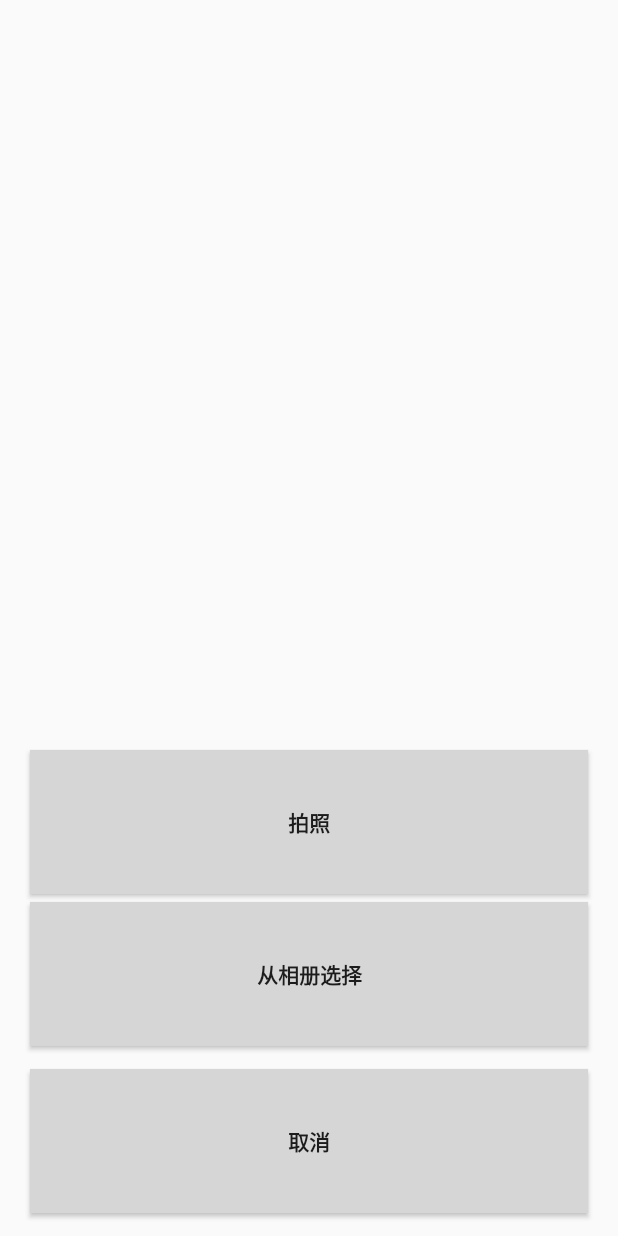
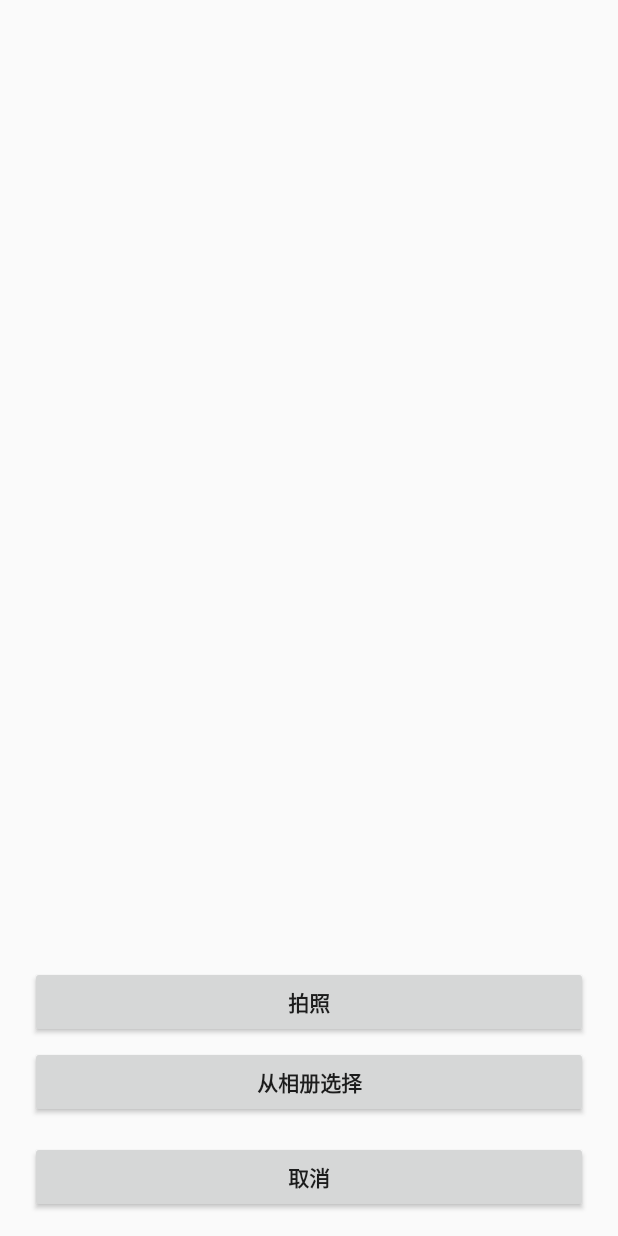
Before and after one commit to pwalan/AndroidTest, an Android app: the layout select_pic_layout.xml on its own in the app's theme, with its tools: preview values and no code run, on a phone screen of 412 x 824 dp. Run offline under Robolectric (Android 15) with nearby library versions, the phone set to English and light mode, and no system bars.

Commit message:
some change

```diff
--- a/app/src/main/res/drawable/btn_style_alert_dialog_button.xml
+++ /dev/null
@@ -1,6 +0,0 @@
-<?xml version="1.0" encoding="utf-8"?>
-<selector
-  xmlns:android="http://schemas.android.com/apk/res/android">
-    <item android:state_pressed="true" android:drawable="@drawable/btn_style_alert_dialog_button_pressed" />
-    <item android:drawable="@drawable/btn_style_alert_dialog_button_normal" />
-</selector>
--- a/app/src/main/res/drawable/btn_style_alert_dialog_cancel.xml
+++ /dev/null
@@ -1,6 +0,0 @@
-<?xml version="1.0" encoding="utf-8"?>
-<selector
-  xmlns:android="http://schemas.android.com/apk/res/android">
-    <item android:state_pressed="true" android:drawable="@drawable/btn_style_alert_dialog_button_pressed" />
-    <item android:drawable="@drawable/btn_style_alert_dialog_cancel_normal" />
-</selector>
--- a/app/src/main/res/drawable/btn_style_alert_dialog_special.xml
+++ /dev/null
@@ -1,6 +0,0 @@
-<?xml version="1.0" encoding="utf-8"?>
-<selector
-  xmlns:android="http://schemas.android.com/apk/res/android">
-    <item android:state_pressed="true" android:drawable="@drawable/btn_style_alert_dialog_special_pressed" />
-    <item android:drawable="@drawable/btn_style_alert_dialog_special_normal" />
-</selector>
--- a/app/src/main/res/layout/select_pic_layout.xml
+++ b/app/src/main/res/layout/select_pic_layout.xml
@@ -20,7 +20,6 @@
             android:layout_marginLeft="20dip"
             android:layout_marginRight="20dip"
             android:layout_marginTop="20dip"
-            android:background="@drawable/btn_style_alert_dialog_button"
             android:text="拍照"
             android:textStyle="bold" />
 
@@ -31,7 +30,6 @@
             android:layout_marginLeft="20dip"
             android:layout_marginRight="20dip"
             android:layout_marginTop="5dip"
-            android:background="@drawable/btn_style_alert_dialog_button"
             android:text="从相册选择"
             android:textStyle="bold" />
 
@@ -43,7 +41,6 @@
             android:layout_marginLeft="20dip"
             android:layout_marginRight="20dip"
             android:layout_marginTop="15dip"
-            android:background="@drawable/btn_style_alert_dialog_cancel"
             android:text="取消"
             android:textStyle="bold" />
     </LinearLayout>
```
